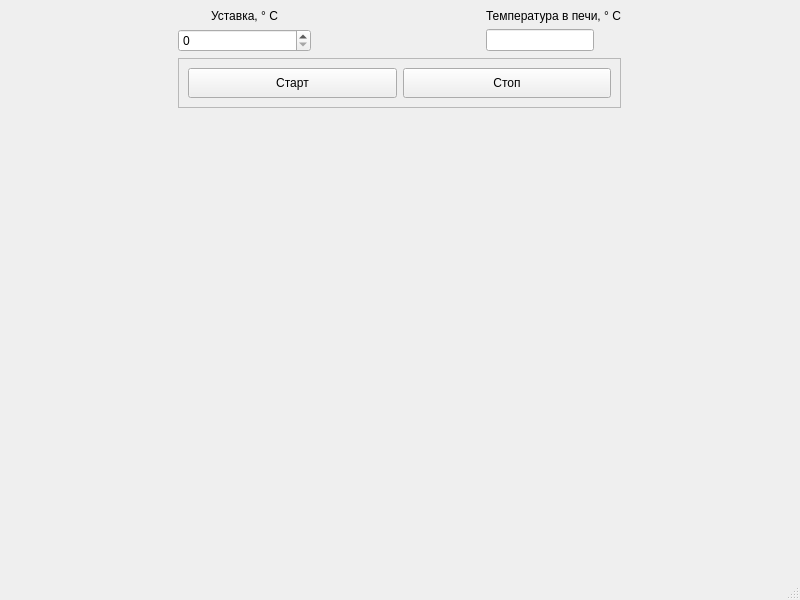
This is mainwindow.ui in PowerOleg/Qt_pid_control_menu as Qt 5 draws it before an edit. The edited form follows.
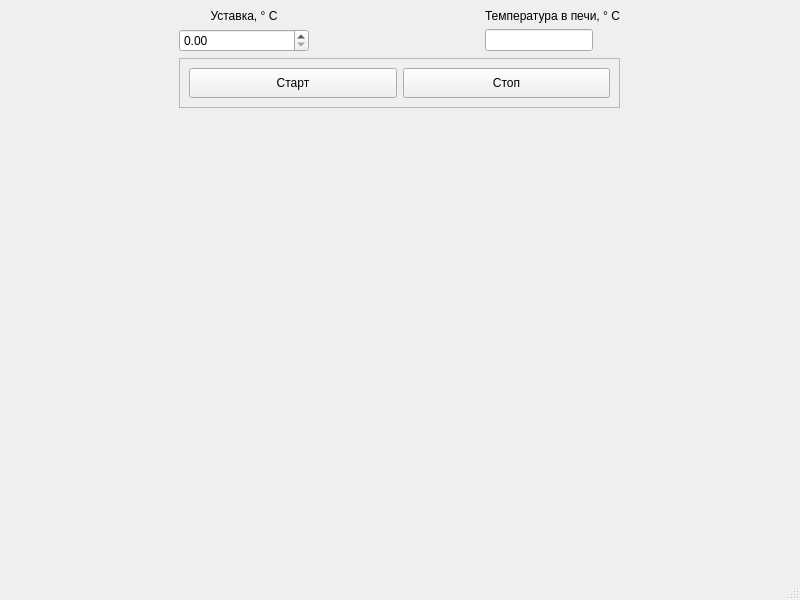
This is the edited form.

Diff of the .ui file:
```diff
--- a/mainwindow.ui
+++ b/mainwindow.ui
@@ -127,7 +127,7 @@
      </spacer>
     </item>
     <item row="2" column="0">
-     <widget class="QSpinBox" name="sbSetpoint">
+     <widget class="QDoubleSpinBox" name="dsbSetpoint">
       <property name="sizePolicy">
        <sizepolicy hsizetype="Fixed" vsizetype="Fixed">
         <horstretch>0</horstretch>
@@ -136,10 +136,16 @@
       </property>
       <property name="minimumSize">
        <size>
-        <width>133</width>
+        <width>130</width>
         <height>0</height>
        </size>
       </property>
+      <property name="maximum">
+       <double>999.990000000000009</double>
+      </property>
+      <property name="singleStep">
+       <double>0.500000000000000</double>
+      </property>
      </widget>
     </item>
    </layout>
```
